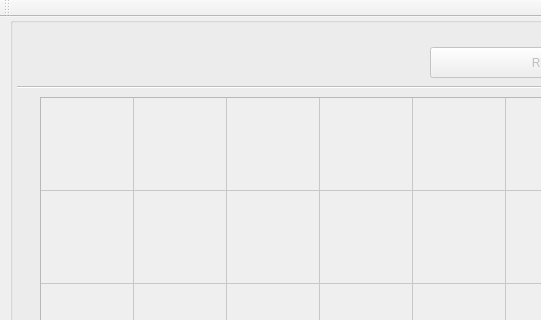
Qt form Chequers/mainwindow.ui (scyphio122/chequers) before a commit; both pictures show x 0 to 541 and y 0 to 320 of the 1090 by 900 pixel window.
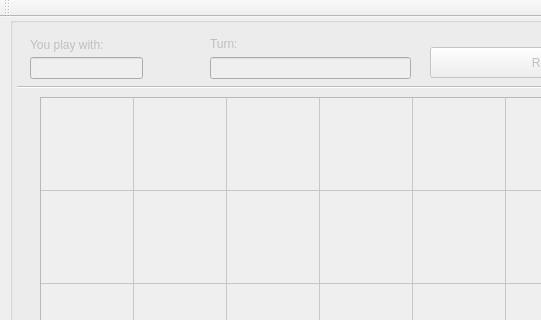
The same form after that commit.

Commit message: Fixed 'TURN' line edit

Diff of the .ui file:
```diff
--- a/Chequers/mainwindow.ui
+++ b/Chequers/mainwindow.ui
@@ -250,6 +250,58 @@
       <string>Resign</string>
      </property>
     </widget>
+    <widget class="QLabel" name="label">
+     <property name="geometry">
+      <rect>
+       <x>20</x>
+       <y>20</y>
+       <width>121</width>
+       <height>16</height>
+      </rect>
+     </property>
+     <property name="text">
+      <string>You play with:</string>
+     </property>
+    </widget>
+    <widget class="QLineEdit" name="lE_yourColor">
+     <property name="geometry">
+      <rect>
+       <x>20</x>
+       <y>40</y>
+       <width>113</width>
+       <height>22</height>
+      </rect>
+     </property>
+     <property name="readOnly">
+      <bool>true</bool>
+     </property>
+    </widget>
+    <widget class="QLineEdit" name="lE_whoseTurn">
+     <property name="geometry">
+      <rect>
+       <x>200</x>
+       <y>40</y>
+       <width>201</width>
+       <height>22</height>
+      </rect>
+     </property>
+     <property name="readOnly">
+      <bool>true</bool>
+     </property>
+    </widget>
+    <widget class="QLabel" name="label_2">
+     <property name="geometry">
+      <rect>
+       <x>200</x>
+       <y>20</y>
+       <width>59</width>
+       <height>14</height>
+      </rect>
+     </property>
+     <property name="text">
+      <string>Turn:</string>
+     </property>
+    </widget>
    </widget>
   </widget>
   <widget class="QMenuBar" name="menuBar">
```
The commit also changes 15 other files.
